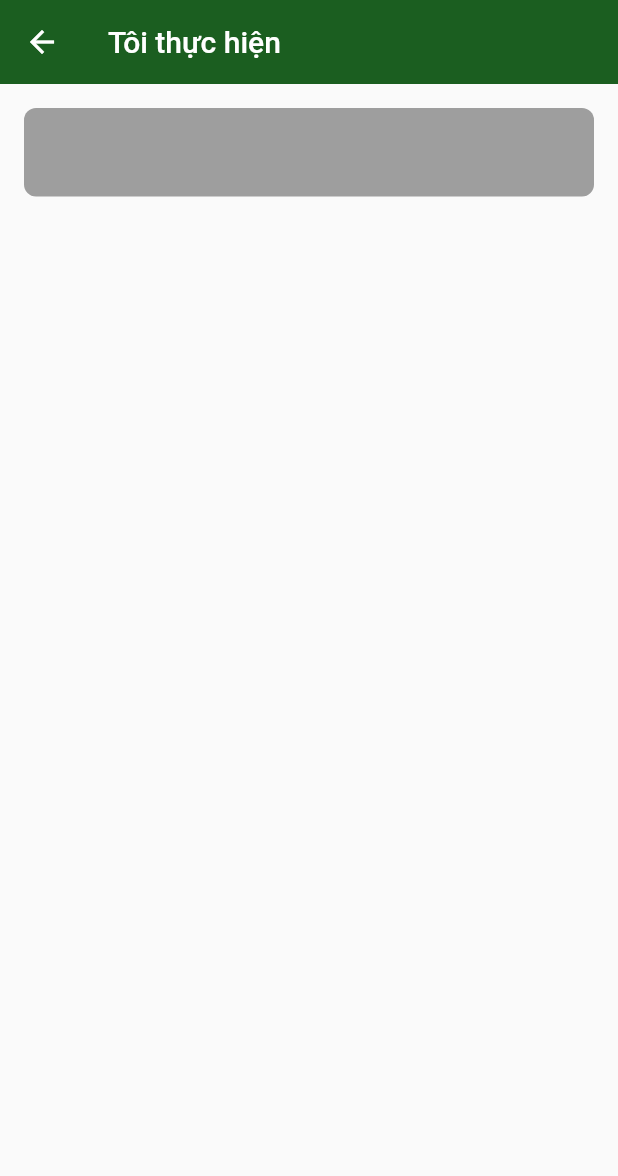
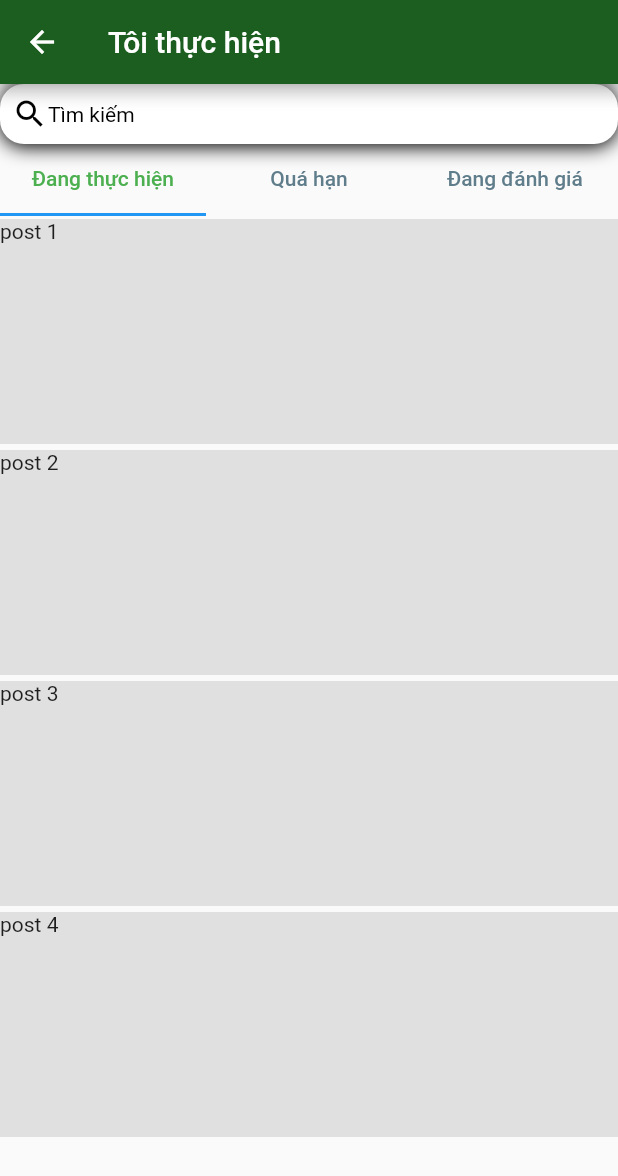
Before and after one commit to luctttt/res-api-flutter, a Flutter app: the screen it shows after launch, after a tap on "Tôi thực hiện", on a phone screen of 412 x 824 dp. Shown: the top 1176 px of the screen. Run offline on Flutter 3.47's test engine with Material 2 defaults, Android fonts, the phone set to English and light mode, and no system bars.

Commit message:
add my_app

```diff
--- /dev/null
+++ b/my_app/lib/Tab/first_tab.dart
@@ -0,0 +1,18 @@
+import 'package:flutter/material.dart';
+import 'package:my_app/page/square.dart';
+
+class FirstTab extends StatelessWidget {
+  final List _posts = ['post 1', 'post 2', 'post 3', 'post 4'];
+
+  @override
+  Widget build(BuildContext context) {
+    return Scaffold(
+     body:
+     ListView.builder(
+         itemCount: _posts.length,
+         itemBuilder: (context, index){
+           return MySquare(child: _posts[index],);
+         }),
+      );
+  }
+}
--- /dev/null
+++ b/my_app/lib/Tab/second_tab.dart
@@ -0,0 +1,15 @@
+import 'package:flutter/material.dart';
+
+class SecondTab extends StatelessWidget {
+  const SecondTab({Key? key}) : super(key: key);
+
+  @override
+  Widget build(BuildContext context) {
+    return Container(
+      color: Colors.blue[600],
+      child: Center(
+        child: Text('2nd TAB'),
+      ),
+    );
+  }
+}
--- /dev/null
+++ b/my_app/lib/Tab/third_tab.dart
@@ -0,0 +1,15 @@
+import 'package:flutter/material.dart';
+
+class ThirdTab extends StatelessWidget {
+  const ThirdTab({Key? key}) : super(key: key);
+
+  @override
+  Widget build(BuildContext context) {
+    return Container(
+      color: Colors.blue[900],
+      child: Center(
+        child: Text('3rd TAB'),
+      ),
+    );
+  }
+}
--- /dev/null
+++ b/my_app/lib/body.dart
@@ -0,0 +1,61 @@
+import 'package:flutter/material.dart';
+import 'package:my_app/Tab/first_tab.dart';
+import 'package:my_app/Tab/second_tab.dart';
+import 'package:my_app/Tab/third_tab.dart';
+
+class body extends StatelessWidget {
+  const body({Key? key}) : super(key: key);
+
+  @override
+  Widget build(BuildContext context) {
+    return DefaultTabController(
+      length: 3,
+        child: Scaffold(
+        appBar: AppBar(
+            backgroundColor: Colors.green[900],
+            title: Text('Tôi thực hiện'),
+        ),
+      body: Column(
+        children:[
+          Container(
+            decoration: BoxDecoration(
+            color: Colors.white,
+              borderRadius: BorderRadius.circular(16),
+          boxShadow: [BoxShadow(
+          offset: Offset(0, 2),
+          blurRadius: 10,
+        )]
+        ),
+
+            padding: EdgeInsets.all(8),
+            child: Row(
+              children: [
+                Icon(Icons.search, color: Colors.black),
+                Text('Tìm kiếm', style: TextStyle(color: Colors.black),),
+          ],
+        ),
+      ),
+         const TabBar(
+           labelColor: Colors.green,
+             unselectedLabelColor: Colors.blueGrey,
+             tabs: [
+              Tab(
+                child: Text('Đang thực hiện'),
+              ),
+               Tab(
+                 child: Text('Quá hạn'),
+               ),
+               Tab(text: 'Đang đánh giá'),
+             ]
+         ),
+          Expanded(
+              child: TabBarView(children: [
+                FirstTab(),
+                SecondTab(),
+                ThirdTab(),
+          ],))
+        ]),
+        ),
+      );
+  }
+}
--- a/my_app/lib/page/homepage.dart
+++ b/my_app/lib/page/homepage.dart
@@ -1,5 +1,5 @@
 import 'package:flutter/material.dart';
-import 'package:my_app/toithuchien.dart';
+import 'package:my_app/body.dart';
 
 class homepage extends StatelessWidget{
   homepage({Key? key}) : super(key: key);
@@ -24,7 +24,7 @@ class homepage extends StatelessWidget{
                 title: Text('Tôi thực hiện'),
                 trailing: Icon(Icons.arrow_forward_ios),
                 onTap: (){
-                  Navigator.push(context, MaterialPageRoute(builder: (context) => const toithuchien()));
+                  Navigator.push(context, MaterialPageRoute(builder: (context) => const body()));
                 },
 
               ),
@@ -71,36 +71,6 @@ class homepage extends StatelessWidget{
             ),
           ],),
         ),
-
-        bottomNavigationBar: BottomNavigationBar(
-            iconSize: 30,
-            selectedFontSize: 25,
-            unselectedFontSize: 16,
-            showUnselectedLabels: false,
-            fixedColor: Colors.blue,
-          items: [
-            BottomNavigationBarItem(
-              icon: Icon(Icons.home),
-            label: 'Home',
-            ),
-            BottomNavigationBarItem(
-              icon: Icon(Icons.sort_outlined),
-              label:'Việc quy trình',
-            ),
-            BottomNavigationBarItem(
-              icon: Icon(Icons.score_rounded),
-              label: 'Ecore',
-            ),
-            BottomNavigationBarItem(
-              icon: Icon(Icons.bug_report_rounded),
-              label: 'Report',
-            ),
-            BottomNavigationBarItem(
-              icon: Icon(Icons.account_circle_rounded),
-              label: 'My iGoss',
-            ),
-            ]
-        ),
         floatingActionButton: FloatingActionButton(
           onPressed: () {},
           child: Icon(Icons.add),
--- /dev/null
+++ b/my_app/lib/page/square.dart
@@ -0,0 +1,19 @@
+import 'package:flutter/material.dart';
+
+class MySquare extends StatelessWidget {
+  final String child;
+
+  MySquare({required this.child});
+
+  @override
+  Widget build(BuildContext context) {
+    return Padding(
+        padding: const EdgeInsets.symmetric(vertical: 2.0),
+      child: Container(
+        height: 150,
+        color: Colors.grey[300],
+        child: Text(child),
+      ),
+    );
+  }
+}
--- a/my_app/lib/toithuchien.dart
+++ b/my_app/lib/toithuchien.dart
@@ -1,43 +1,42 @@
-import 'package:flutter/material.dart';
-
-
-class toithuchien extends StatefulWidget {
-  const toithuchien({Key? key}) : super(key: key);
-
-  @override
-  State<toithuchien> createState() => _SearchPageState();
-}
-
-class _SearchPageState extends State<toithuchien> {
-  @override
-  Widget build(BuildContext context) {
-    return Scaffold(
-        appBar: AppBar(
-          backgroundColor: Colors.green[900],
-          title: const Text('Tôi thực hiện'),
-          elevation: 0.0,
-        ),
-        body: Padding(
-          padding: EdgeInsets.all(16),
-          child: Column(
-            mainAxisAlignment: MainAxisAlignment.start,
-            crossAxisAlignment: CrossAxisAlignment.start,
-            children: [
-              TextField(
-                decoration: InputDecoration(
-                  filled: true,
-                  fillColor: Colors.grey,
-                  border: OutlineInputBorder(
-                    borderRadius: BorderRadius.circular(8.0),
-                    borderSide: BorderSide.none,),
-                ),
-              ),
-              SizedBox(
-                height: 20.0,
-              ),
-            ],
-          ),
-        )
-    );
-  }
-}
+// import 'package:flutter/material.dart';
+//
+// class toithuchien extends StatefulWidget {
+//   const toithuchien({Key? key}) : super(key: key);
+//
+//   @override
+//   State<toithuchien> createState() => _SearchPageState();
+// }
+//
+// class _SearchPageState extends State<toithuchien> {
+//   @override
+//   Widget build(BuildContext context) {
+//     return Scaffold(
+//         appBar: AppBar(
+//           backgroundColor: Colors.green[900],
+//           title: const Text('Tôi thực hiện'),
+//           elevation: 10.0,
+//         ),
+//         body: Container(
+//           padding: EdgeInsets.all(16),
+//           color: Colors.grey[200],
+//           child: Column(
+//             mainAxisAlignment: MainAxisAlignment.start,
+//             crossAxisAlignment: CrossAxisAlignment.start,
+//             children: [
+//               TextField(
+//                 decoration: InputDecoration(
+//                   filled: true,
+//                   fillColor: Colors.white,
+//                   border: OutlineInputBorder(
+//                     borderRadius: BorderRadius.circular(10.0),
+//                     borderSide: BorderSide.none,
+//                   ),
+//                 ),
+//               ),
+//
+//             ],
+//           ),
+//         )
+//     );
+//   }
+// }
```
